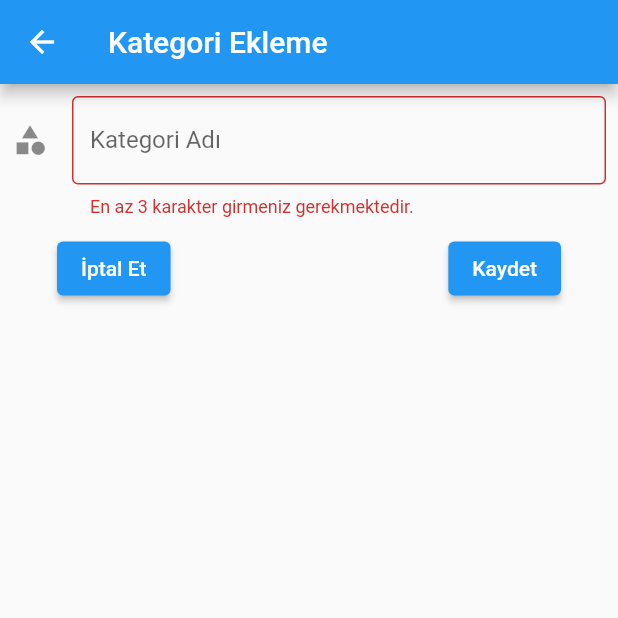
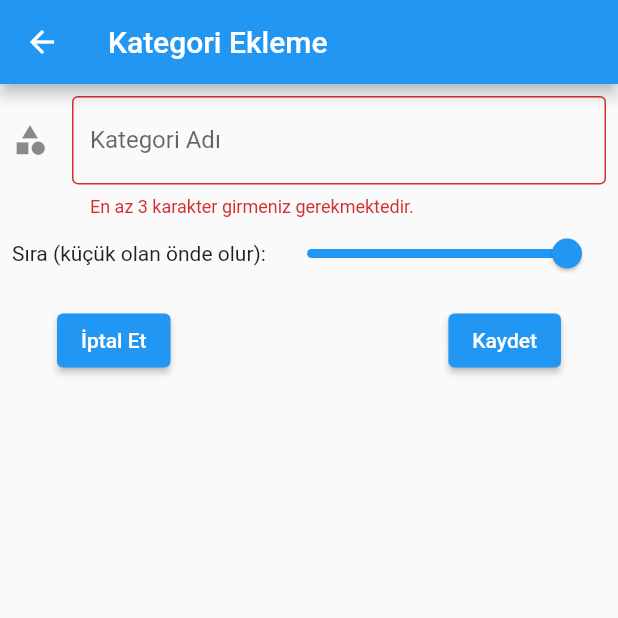
Before and after one commit to alidemirci2307/komiser_yardimciligi, a Flutter app: the CategoryAdd screen opened by its route, after a tap on "Kaydet", on a phone screen of 412 x 824 dp, the top half of it. Run offline on Flutter 3.47's test engine with Material 2 defaults, Android fonts, the phone set to English and light mode, and no system bars; our stand-ins replace cloud_firestore, firebase_core, firebase_storage, font_awesome_flutter, get; accounts and stored records are empty.

Commit message:
category_add.dart added

```diff
--- a/lib/controller/app_controller.dart
+++ b/lib/controller/app_controller.dart
@@ -2,7 +2,6 @@ import 'package:get/get.dart';
 
 class AppController extends GetxController{
   static AppController instance = Get.find();
-
-
+  static var isShowingProgressBar = false.obs;
 
 }
--- a/lib/models/category_model.dart
+++ b/lib/models/category_model.dart
@@ -1,21 +1,27 @@
 class CategoryModel {
+
+  static const ID = "id";
   static const CATEGORY_NAME = "category_name";
-  static const ID = "id";
+  static const CATEGORY_SORT = "category_sort";
+
 
   String? id, categoryName;
+  int? categorySort;
 
-  CategoryModel({this.id,this.categoryName});
+  CategoryModel({this.id,this.categoryName, this.categorySort});
 
 
   CategoryModel.fromMap(Map<String,dynamic> data) {
     id = data[ID];
     categoryName = data[CATEGORY_NAME];
+    categorySort = data[CATEGORY_SORT];
   }
 
   Map<String, dynamic> toMap() {
     return {
       ID: id,
       CATEGORY_NAME: categoryName,
+      CATEGORY_SORT: categorySort,
     };
 
 
--- a/lib/screens/category/category_add.dart
+++ b/lib/screens/category/category_add.dart
@@ -2,10 +2,10 @@ import 'package:flutter/cupertino.dart';
 import 'package:flutter/material.dart';
 import 'package:get/get.dart';
 import 'package:komiseryardimciligi/constants/controller.dart';
+import 'package:komiseryardimciligi/controller/app_controller.dart';
 import 'package:komiseryardimciligi/models/category_model.dart';
 
 class CategoryAdd extends StatefulWidget {
-
   static const routeName = "/categoryAdd";
 
   @override
@@ -17,13 +17,18 @@ class _CategoryAddState extends State<CategoryAdd> {
 
   final _formKey = GlobalKey<FormState>();
 
+  var _currentSliderValue = 25.0.obs;
+
   @override
   Widget build(BuildContext context) {
     return Scaffold(
       appBar: AppBar(
         title: Text("Kategori Ekleme"),
       ),
-      body: Form(
+      body: Obx(
+        () => AppController.isShowingProgressBar.value
+            ? Center(child: CircularProgressIndicator())
+            : Form(
                 key: _formKey,
                 child: Padding(
                   padding: const EdgeInsets.all(8.0),
@@ -38,25 +43,50 @@ class _CategoryAddState extends State<CategoryAdd> {
                           labelText: 'Kategori Adı',
                         ),
                         validator: (String? value) {
-                  return (value != null && value.length < 3) ? 'En az 3 karakter girmeniz gerekmektedir.' : null;
+                          return (value != null && value.length < 3)
+                              ? 'En az 3 karakter girmeniz gerekmektedir.'
+                              : null;
                         },
                       ),
-
+                    Row(
+                      children: [
+                        Text("Sıra (küçük olan önde olur): "),
+                        Expanded(
+                          child: Slider(
+                            value: _currentSliderValue.value,
+                            min: 1,
+                            max: 25,
+                            divisions: 100,
+                            label: _currentSliderValue.round().toString(),
+                            onChanged: (double value) {
+                              setState(() {
+                                _currentSliderValue.value = value;
+                              });
+                            },
+                          ),
+                        ),
+                      ],
+                    ),
                       Padding(
-                padding: const EdgeInsets.only(left: 30,right: 30,top: 10),
+                        padding:
+                            const EdgeInsets.only(left: 30, right: 30, top: 10),
                         child: Row(
                           mainAxisAlignment: MainAxisAlignment.spaceBetween,
                           children: [
                             ElevatedButton(
-                      onPressed: (){
+                              onPressed: () {
                                 Get.back();
                               },
                               child: const Text('İptal Et'),
                             ),
                             ElevatedButton(
-                      onPressed: (){
-                        if(_formKey.currentState!.validate()){
-                          categoryController.addCategory(CategoryModel(id: "",categoryName: textEditingControllerCategoryName.text.trim()));
+                              onPressed: () {
+                                if (_formKey.currentState!.validate()) {
+                                  categoryController.addCategory(CategoryModel(
+                                      categoryName:
+                                          textEditingControllerCategoryName.text
+                                              .trim(),categorySort: _currentSliderValue.value.toInt()));
+                                  textEditingControllerCategoryName.text = "";
                                 }
                               },
                               child: const Text('Kaydet'),
@@ -68,6 +98,7 @@ class _CategoryAddState extends State<CategoryAdd> {
                   ),
                 ),
               ),
+      ),
     );
   }
 }
--- a/lib/utils/ui_utils.dart
+++ b/lib/utils/ui_utils.dart
@@ -3,6 +3,7 @@ import 'package:get/get.dart';
 class UIUtils{
   static void showMySnackbar(String title, String message){
     Get.snackbar(title, message,
+        snackPosition: SnackPosition.BOTTOM,
         backgroundColor: Get.theme.primaryColorLight, colorText: Get.theme.accentColor);
   }
 }
```
Also changed, not shown: lib/controller/category_controller.dart (+18 -11 lines). Lines whose indentation alone changed are shown as unchanged.
